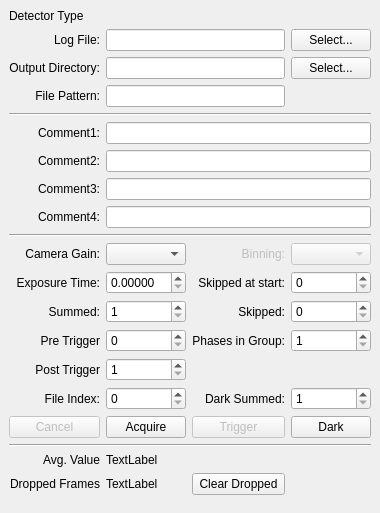
This is source/qxrdacquiredialog.ui in guyjennings/qxrd as Qt 5 draws it before an edit. The edited form follows.
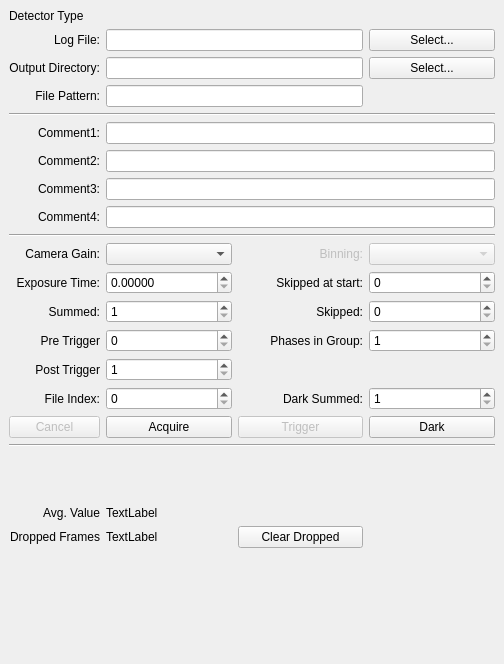
This is the edited form. Icons and pictures are not drawn. Custom widgets are drawn as their Qt base class.

Commit message: Set keyboard tracking for acquire dialog widgets so that you don't need to type enter

What changed in the file:
```diff
--- a/source/qxrdacquiredialog.ui
+++ b/source/qxrdacquiredialog.ui
@@ -6,8 +6,8 @@
    <rect>
     <x>0</x>
     <y>0</y>
-    <width>360</width>
-    <height>513</height>
+    <width>504</width>
+    <height>664</height>
    </rect>
   </property>
   <property name="windowTitle">
```
Left out of the diff: 21 changed lines with no effect on the pictures.
